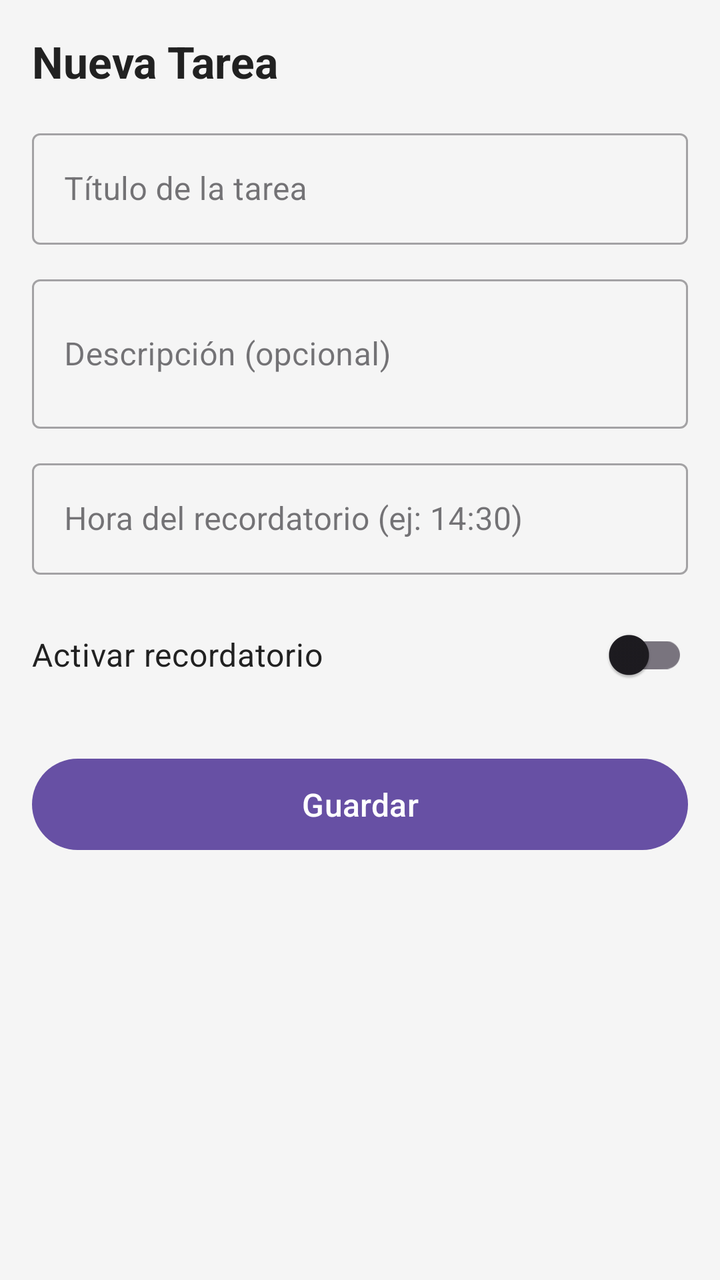
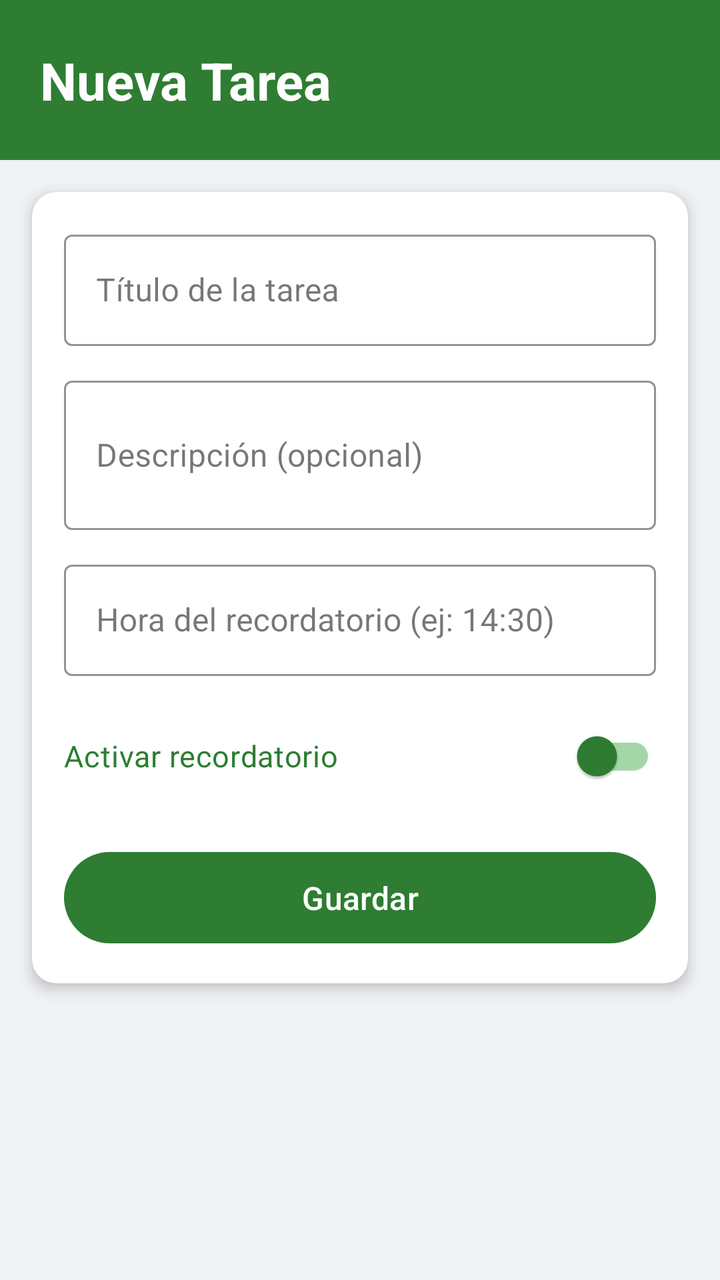

Two renders of the same Android screen: before a commit and after it. Below are the layout's source before the change and the commit's diff.
<!-- AndroidManifest.xml: application theme Theme.HelloAndroidGonzalezJhon -->
<!-- res/layout/fragment_task_detail.xml -->
<?xml version="1.0" encoding="utf-8"?>
<androidx.constraintlayout.widget.ConstraintLayout
    xmlns:android="http://schemas.android.com/apk/res/android"
    xmlns:app="http://schemas.android.com/apk/res-auto"
    android:layout_width="match_parent"
    android:layout_height="match_parent"
    android:padding="16dp"
    android:background="#F5F5F5">


    <TextView
        android:id="@+id/tvDetailTitle"
        android:layout_width="0dp"
        android:layout_height="wrap_content"
        android:text="Nueva Tarea"
        android:textSize="22sp"
        android:textStyle="bold"
        android:textColor="#212121"
        android:paddingBottom="16dp"
        app:layout_constraintTop_toTopOf="parent"
        app:layout_constraintStart_toStartOf="parent"
        app:layout_constraintEnd_toEndOf="parent" />


    <com.google.android.material.textfield.TextInputLayout
        android:id="@+id/tilTaskTitle"
        android:layout_width="0dp"
        android:layout_height="wrap_content"
        android:hint="Título de la tarea"
        style="@style/Widget.MaterialComponents.TextInputLayout.OutlinedBox"
        app:layout_constraintTop_toBottomOf="@id/tvDetailTitle"
        app:layout_constraintStart_toStartOf="parent"
        app:layout_constraintEnd_toEndOf="parent">

        <com.google.android.material.textfield.TextInputEditText
            android:id="@+id/etTaskTitle"
            android:layout_width="match_parent"
            android:layout_height="wrap_content"
            android:inputType="textCapSentences"
            android:maxLines="1" />
    </com.google.android.material.textfield.TextInputLayout>


    <com.google.android.material.textfield.TextInputLayout
        android:id="@+id/tilTaskDescription"
        android:layout_width="0dp"
        android:layout_height="wrap_content"
        android:hint="Descripción (opcional)"
        android:layout_marginTop="12dp"
        style="@style/Widget.MaterialComponents.TextInputLayout.OutlinedBox"
        app:layout_constraintTop_toBottomOf="@id/tilTaskTitle"
        app:layout_constraintStart_toStartOf="parent"
        app:layout_constraintEnd_toEndOf="parent">

        <com.google.android.material.textfield.TextInputEditText
            android:id="@+id/etTaskDescription"
            android:layout_width="match_parent"
            android:layout_height="wrap_content"
            android:inputType="textMultiLine|textCapSentences"
            android:minLines="2"
            android:maxLines="4" />
    </com.google.android.material.textfield.TextInputLayout>


    <com.google.android.material.textfield.TextInputLayout
        android:id="@+id/tilTaskTime"
        android:layout_width="0dp"
        android:layout_height="wrap_content"
        android:hint="Hora del recordatorio (ej: 14:30)"
        android:layout_marginTop="12dp"
        style="@style/Widget.MaterialComponents.TextInputLayout.OutlinedBox"
        app:layout_constraintTop_toBottomOf="@id/tilTaskDescription"
        app:layout_constraintStart_toStartOf="parent"
        app:layout_constraintEnd_toEndOf="parent">

        <com.google.android.material.textfield.TextInputEditText
            android:id="@+id/etTaskTime"
            android:layout_width="match_parent"
            android:layout_height="wrap_content"
            android:inputType="time"
            android:maxLines="1" />
    </com.google.android.material.textfield.TextInputLayout>


    <com.google.android.material.switchmaterial.SwitchMaterial
        android:id="@+id/switchReminder"
        android:layout_width="0dp"
        android:layout_height="wrap_content"
        android:layout_marginTop="16dp"
        android:text="Activar recordatorio"
        android:textSize="16sp"
        android:textColor="#212121"
        app:layout_constraintTop_toBottomOf="@id/tilTaskTime"
        app:layout_constraintStart_toStartOf="parent"
        app:layout_constraintEnd_toEndOf="parent" />


    <com.google.android.material.button.MaterialButton
        android:id="@+id/btnSaveTask"
        android:layout_width="0dp"
        android:layout_height="wrap_content"
        android:layout_marginTop="24dp"
        android:text="Guardar"
        android:textSize="16sp"
        android:padding="12dp"
        app:layout_constraintTop_toBottomOf="@id/switchReminder"
        app:layout_constraintStart_toStartOf="parent"
        app:layout_constraintEnd_toEndOf="parent" />

</androidx.constraintlayout.widget.ConstraintLayout>
<!-- resources referenced by this layout -->
<resources>
  <style name="Theme.HelloAndroidGonzalezJhon" parent="Base.Theme.HelloAndroidGonzalezJhon" />
  <style name="Base.Theme.HelloAndroidGonzalezJhon" parent="Theme.Material3.DayNight.NoActionBar">
          
          
      </style>
</resources>

<!-- the commit's change to res/layout/fragment_task_detail.xml (unified diff, before → after) -->
@@ -4,107 +4,124 @@
     xmlns:app="http://schemas.android.com/apk/res-auto"
     android:layout_width="match_parent"
     android:layout_height="match_parent"
-    android:padding="16dp"
-    android:background="#F5F5F5">
+    android:background="#F0F2F5">
 
+    <View
+        android:id="@+id/headerBackground"
+        android:layout_width="0dp"
+        android:layout_height="80dp"
+        android:background="#2E7D32"
+        app:layout_constraintTop_toTopOf="parent"
+        app:layout_constraintStart_toStartOf="parent"
+        app:layout_constraintEnd_toEndOf="parent" />
 
     <TextView
         android:id="@+id/tvDetailTitle"
         android:layout_width="0dp"
         android:layout_height="wrap_content"
         android:text="Nueva Tarea"
-        android:textSize="22sp"
+        android:textSize="26sp"
         android:textStyle="bold"
-        android:textColor="#212121"
-        android:paddingBottom="16dp"
-        app:layout_constraintTop_toTopOf="parent"
+        android:textColor="#FFFFFF"
+        android:paddingStart="20dp"
+        android:paddingEnd="20dp"
+        app:layout_constraintTop_toTopOf="@id/headerBackground"
+        app:layout_constraintBottom_toBottomOf="@id/headerBackground"
         app:layout_constraintStart_toStartOf="parent"
         app:layout_constraintEnd_toEndOf="parent" />
 
-
-    <com.google.android.material.textfield.TextInputLayout
-        android:id="@+id/tilTaskTitle"
+    <androidx.cardview.widget.CardView
+        android:id="@+id/cardForm"
         android:layout_width="0dp"
         android:layout_height="wrap_content"
-        android:hint="Título de la tarea"
-        style="@style/Widget.MaterialComponents.TextInputLayout.OutlinedBox"
-        app:layout_constraintTop_toBottomOf="@id/tvDetailTitle"
+        android:layout_margin="16dp"
+        app:cardCornerRadius="12dp"
+        app:cardElevation="4dp"
+        app:cardBackgroundColor="#FFFFFF"
+        app:layout_constraintTop_toBottomOf="@id/headerBackground"
         app:layout_constraintStart_toStartOf="parent"
         app:layout_constraintEnd_toEndOf="parent">
 
-        <com.google.android.material.textfield.TextInputEditText
-            android:id="@+id/etTaskTitle"
+        <LinearLayout
             android:layout_width="match_parent"
             android:layout_height="wrap_content"
-            android:inputType="textCapSentences"
-            android:maxLines="1" />
-    </com.google.android.material.textfield.TextInputLayout>
+            android:orientation="vertical"
+            android:padding="16dp">
 
+            <com.google.android.material.textfield.TextInputLayout
+                android:id="@+id/tilTaskTitle"
+                android:layout_width="match_parent"
+                android:layout_height="wrap_content"
+                android:hint="Título de la tarea"
+                style="@style/Widget.MaterialComponents.TextInputLayout.OutlinedBox"
+                app:boxStrokeColor="#2E7D32">
 
-    <com.google.android.material.textfield.TextInputLayout
-        android:id="@+id/tilTaskDescription"
-        android:layout_width="0dp"
-        android:layout_height="wrap_content"
-        android:hint="Descripción (opcional)"
-        android:layout_marginTop="12dp"
-        style="@style/Widget.MaterialComponents.TextInputLayout.OutlinedBox"
-        app:layout_constraintTop_toBottomOf="@id/tilTaskTitle"
-        app:layout_constraintStart_toStartOf="parent"
-        app:layout_constraintEnd_toEndOf="parent">
+                <com.google.android.material.textfield.TextInputEditText
+                    android:id="@+id/etTaskTitle"
+                    android:layout_width="match_parent"
+                    android:layout_height="wrap_content"
+                    android:inputType="textCapSentences"
+                    android:maxLines="1" />
+            </com.google.android.material.textfield.TextInputLayout>
 
-        <com.google.android.material.textfield.TextInputEditText
-            android:id="@+id/etTaskDescription"
-            android:layout_width="match_parent"
-            android:layout_height="wrap_content"
-            android:inputType="textMultiLine|textCapSentences"
-            android:minLines="2"
-            android:maxLines="4" />
-    </com.google.android.material.textfield.TextInputLayout>
+            <com.google.android.material.textfield.TextInputLayout
+                android:id="@+id/tilTaskDescription"
+                android:layout_width="match_parent"
+                android:layout_height="wrap_content"
+                android:hint="Descripción (opcional)"
+                android:layout_marginTop="12dp"
+                style="@style/Widget.MaterialComponents.TextInputLayout.OutlinedBox"
+                app:boxStrokeColor="#2E7D32">
 
+                <com.google.android.material.textfield.TextInputEditText
+                    android:id="@+id/etTaskDescription"
+                    android:layout_width="match_parent"
+                    android:layout_height="wrap_content"
+                    android:inputType="textMultiLine|textCapSentences"
+                    android:minLines="2"
+                    android:maxLines="4" />
+            </com.google.android.material.textfield.TextInputLayout>
 
-    <com.google.android.material.textfield.TextInputLayout
-        android:id="@+id/tilTaskTime"
-        android:layout_width="0dp"
-        android:layout_height="wrap_content"
-        android:hint="Hora del recordatorio (ej: 14:30)"
-        android:layout_marginTop="12dp"
-        style="@style/Widget.MaterialComponents.TextInputLayout.OutlinedBox"
-        app:layout_constraintTop_toBottomOf="@id/tilTaskDescription"
-        app:layout_constraintStart_toStartOf="parent"
-        app:layout_constraintEnd_toEndOf="parent">
+            <com.google.android.material.textfield.TextInputLayout
+                android:id="@+id/tilTaskTime"
+                android:layout_width="match_parent"
+                android:layout_height="wrap_content"
+                android:hint="Hora del recordatorio (ej: 14:30)"
+                android:layout_marginTop="12dp"
+                style="@style/Widget.MaterialComponents.TextInputLayout.OutlinedBox"
+                app:boxStrokeColor="#2E7D32">
 
-        <com.google.android.material.textfield.TextInputEditText
-            android:id="@+id/etTaskTime"
-            android:layout_width="match_parent"
-            android:layout_height="wrap_content"
-            android:inputType="time"
-            android:maxLines="1" />
-    </com.google.android.material.textfield.TextInputLayout>
+                <com.google.android.material.textfield.TextInputEditText
+                    android:id="@+id/etTaskTime"
+                    android:layout_width="match_parent"
+                    android:layout_height="wrap_content"
+                    android:inputType="time"
+                    android:maxLines="1" />
+            </com.google.android.material.textfield.TextInputLayout>
 
+            <com.google.android.material.switchmaterial.SwitchMaterial
+                android:id="@+id/switchReminder"
+                android:layout_width="match_parent"
+                android:layout_height="wrap_content"
+                android:layout_marginTop="16dp"
+                android:text="Activar recordatorio"
+                android:textSize="15sp"
+                android:textColor="#2E7D32"
+                app:thumbTint="#2E7D32"
+                app:trackTint="#A5D6A7" />
 
-    <com.google.android.material.switchmaterial.SwitchMaterial
-        android:id="@+id/switchReminder"
-        android:layout_width="0dp"
-        android:layout_height="wrap_content"
-        android:layout_marginTop="16dp"
-        android:text="Activar recordatorio"
-        android:textSize="16sp"
-        android:textColor="#212121"
-        app:layout_constraintTop_toBottomOf="@id/tilTaskTime"
-        app:layout_constraintStart_toStartOf="parent"
-        app:layout_constraintEnd_toEndOf="parent" />
+            <com.google.android.material.button.MaterialButton
+                android:id="@+id/btnSaveTask"
+                android:layout_width="match_parent"
+                android:layout_height="wrap_content"
+                android:layout_marginTop="20dp"
+                android:text="Guardar"
+                android:textSize="16sp"
+                android:padding="12dp"
+                app:backgroundTint="#2E7D32"
+                android:textColor="#FFFFFF" />
 
-
-    <com.google.android.material.button.MaterialButton
-        android:id="@+id/btnSaveTask"
-        android:layout_width="0dp"
-        android:layout_height="wrap_content"
-        android:layout_marginTop="24dp"
-        android:text="Guardar"
-        android:textSize="16sp"
-        android:padding="12dp"
-        app:layout_constraintTop_toBottomOf="@id/switchReminder"
-        app:layout_constraintStart_toStartOf="parent"
-        app:layout_constraintEnd_toEndOf="parent" />
+        </LinearLayout>
+    </androidx.cardview.widget.CardView>
 
 </androidx.constraintlayout.widget.ConstraintLayout>
